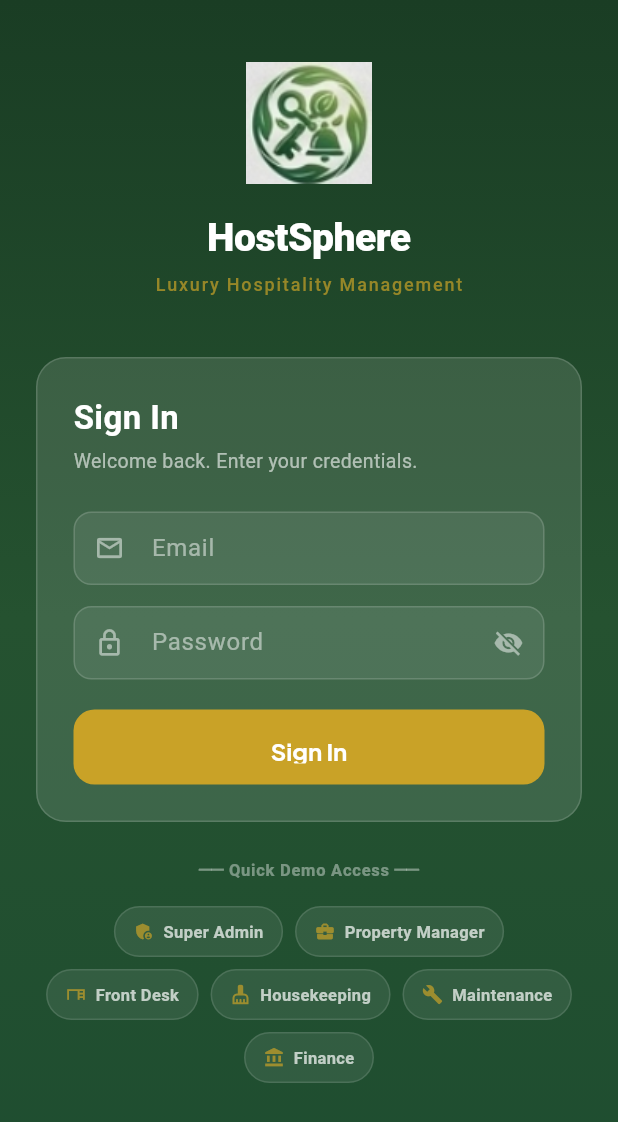
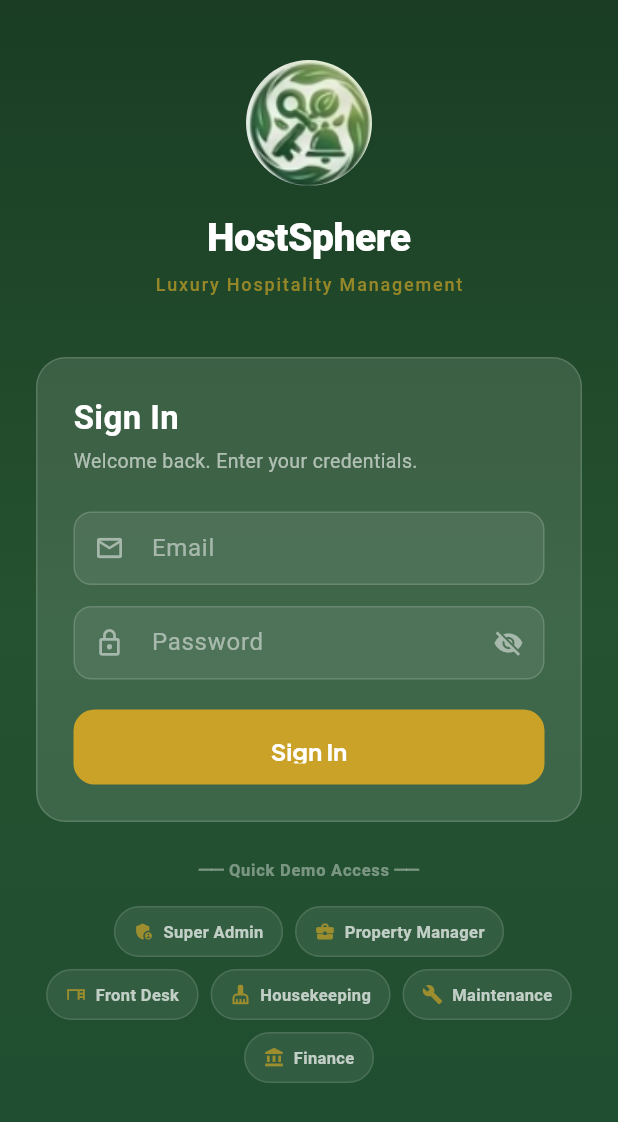
Before and after one commit to selva-aiprojects/ehms, a Flutter app: the screen it shows after launch, on a phone screen of 412 x 824 dp. Shown: the top 1122 px of the screen. Run offline on Flutter 3.47's test engine with Material 3 defaults, Android fonts, the phone set to English and light mode, and no system bars; our stand-ins replace connectivity_plus, dio, firebase_core, firebase_messaging, fl_chart, flutter_local_notifications and 9 more; accounts and stored records are empty; network calls fail.

Commit message:
fix(mobile): render hospitality logo as circle

```diff
--- a/ehms_mobile/lib/shared/widgets/brand_mark.dart
+++ b/ehms_mobile/lib/shared/widgets/brand_mark.dart
@@ -14,11 +14,13 @@ class BrandMark extends StatelessWidget {
 
   @override
   Widget build(BuildContext context) {
-    final mark = Image.asset(
-      'assets/images/favicon.png',
-      width: size,
-      height: size,
-      fit: BoxFit.contain,
+    final mark = ClipOval(
+      child: Image.asset(
+        'assets/images/favicon.png',
+        width: size,
+        height: size,
+        fit: BoxFit.cover,
+      ),
     );
 
     if (!showWordmark) return mark;
```
